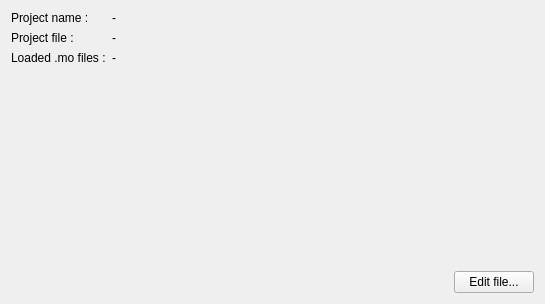
Before: the Qt Designer form OMOptim/GUI/Widgets/WidgetProjectInfos.ui in lmoresco/OpenModelica, drawn with Qt 5.
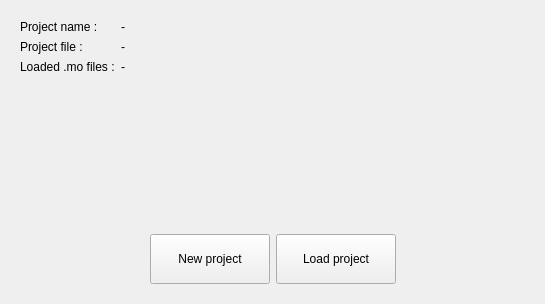
After: the same form once the commit is applied. Icons and pictures are not drawn.

The edit to the form file:
```diff
--- a/OMOptim/GUI/Widgets/WidgetProjectInfos.ui
+++ b/OMOptim/GUI/Widgets/WidgetProjectInfos.ui
@@ -15,8 +15,9 @@
   </property>
   <layout class="QVBoxLayout" name="verticalLayout">
    <item>
-    <layout class="QGridLayout" name="gridLayout_2">
-     <item row="1" column="0">
+    <widget class="QWidget" name="widgetInfos" native="true">
+     <layout class="QGridLayout" name="gridLayout">
+      <item row="0" column="0">
       <widget class="QLabel" name="label_6">
        <property name="sizePolicy">
         <sizepolicy hsizetype="Maximum" vsizetype="Preferred">
@@ -29,14 +30,14 @@
        </property>
       </widget>
      </item>
-     <item row="1" column="1" colspan="2">
+      <item row="0" column="1">
       <widget class="QLabel" name="labelProjectName">
        <property name="text">
         <string>-</string>
        </property>
       </widget>
      </item>
-     <item row="2" column="0">
+      <item row="1" column="0">
       <widget class="QLabel" name="label_7">
        <property name="sizePolicy">
         <sizepolicy hsizetype="Maximum" vsizetype="Preferred">
@@ -49,14 +50,28 @@
        </property>
       </widget>
      </item>
-     <item row="2" column="1" colspan="2">
+      <item row="1" column="1">
       <widget class="QLabel" name="labelProjectFile">
        <property name="text">
         <string>-</string>
        </property>
       </widget>
      </item>
-     <item row="4" column="0">
+      <item row="2" column="0">
+       <widget class="QLabel" name="label">
+        <property name="text">
+         <string>Loaded .mo files :</string>
+        </property>
+       </widget>
+      </item>
+      <item row="2" column="1">
+       <widget class="QLabel" name="labelMoFiles">
+        <property name="text">
+         <string>-</string>
+        </property>
+       </widget>
+      </item>
+      <item row="3" column="0">
       <spacer name="verticalSpacer">
        <property name="orientation">
         <enum>Qt::Vertical</enum>
@@ -69,21 +84,39 @@
        </property>
       </spacer>
      </item>
-     <item row="3" column="0">
-      <widget class="QLabel" name="label">
+     </layout>
+    </widget>
+   </item>
+   <item>
+    <widget class="QWidget" name="widgetBeginning" native="true">
+     <layout class="QGridLayout" name="gridLayout_2">
+      <item row="0" column="1">
+       <widget class="QPushButton" name="pushNewProject">
+        <property name="minimumSize">
+         <size>
+          <width>120</width>
+          <height>50</height>
+         </size>
+        </property>
        <property name="text">
-        <string>Loaded .mo files :</string>
+         <string>New project</string>
        </property>
       </widget>
      </item>
-     <item row="3" column="1" colspan="2">
-      <widget class="QLabel" name="labelMoFiles">
+      <item row="0" column="2">
+       <widget class="QPushButton" name="pushLoadProject">
+        <property name="minimumSize">
+         <size>
+          <width>120</width>
+          <height>50</height>
+         </size>
+        </property>
        <property name="text">
-        <string>-</string>
+         <string>Load project</string>
        </property>
       </widget>
      </item>
-     <item row="5" column="1">
+      <item row="0" column="0">
       <spacer name="horizontalSpacer">
        <property name="orientation">
         <enum>Qt::Horizontal</enum>
@@ -96,14 +129,21 @@
        </property>
       </spacer>
      </item>
-     <item row="5" column="2">
-      <widget class="QPushButton" name="pushEdit">
-       <property name="text">
-        <string>Edit file...</string>
+      <item row="0" column="3">
+       <spacer name="horizontalSpacer_2">
+        <property name="orientation">
+         <enum>Qt::Horizontal</enum>
        </property>
-      </widget>
+        <property name="sizeHint" stdset="0">
+         <size>
+          <width>40</width>
+          <height>20</height>
+         </size>
+        </property>
+       </spacer>
      </item>
     </layout>
+    </widget>
    </item>
   </layout>
  </widget>
```
Left out of the diff: 15 changed lines with no effect on the pictures.
